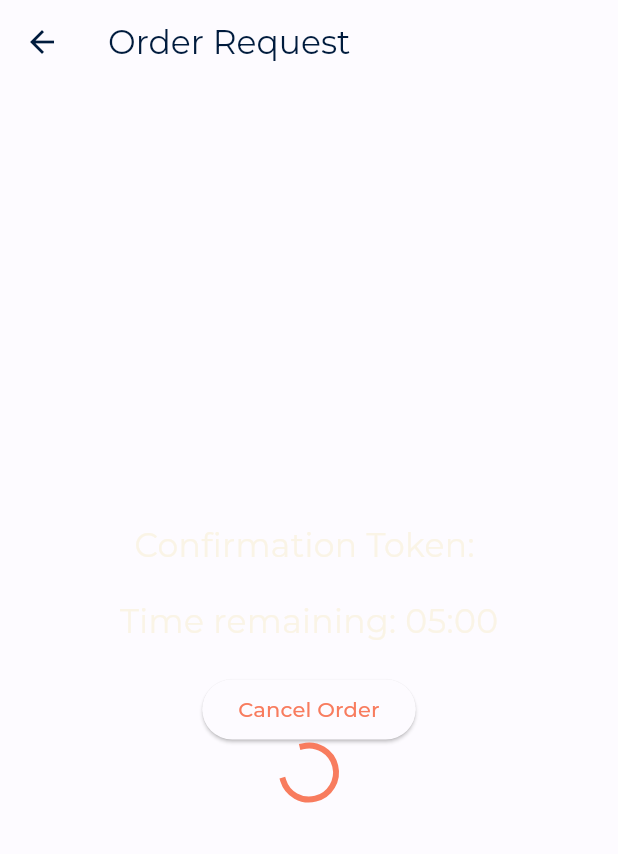
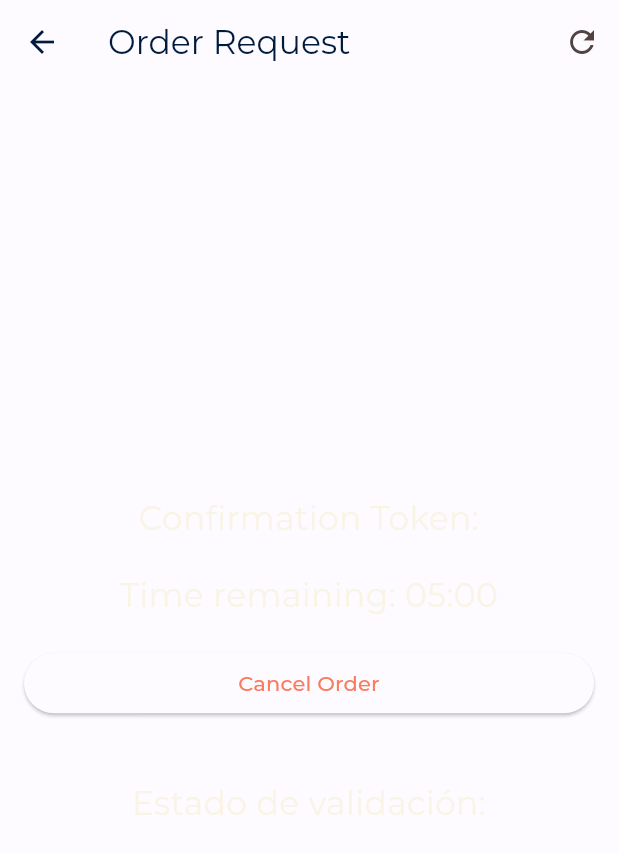
Before and after one commit to PRY20241061-Braco-Carrillo/Mobile-P20241061, a Flutter app: the OrderRequestScreen screen opened directly with empty values, on a phone screen of 412 x 824 dp. Shown: the top 854 px of the screen. Run offline on Flutter 3.47's test engine with Material 3 defaults, Android fonts, the phone set to English and light mode, and no system bars; our stand-ins replace cached_network_image, dio, easy_localization, flutter_cache_manager, flutter_secure_storage, flutter_svg and 13 more; missing offline and left inert: ar_flutter_plugin, flutter_archive; accounts and stored records are empty.

Commit message:
feat: order integration done hooks

```diff
--- a/lib/core/constants/order_bc/order/order.constants.dart
+++ b/lib/core/constants/order_bc/order/order.constants.dart
@@ -1,3 +1,5 @@
 class OrderEndpoints {
   static const String order = "/order";
+  static const String orderRequest = "/order-request";
+  static const String hasValidate = "/hasValidate";
 }
--- /dev/null
+++ b/lib/core/notifiers/order/order/token_has_been_validated.notifier.dart
@@ -0,0 +1,33 @@
+import 'package:hooks_riverpod/hooks_riverpod.dart';
+import '../../../models/base_response.dart';
+import '../../../repository/order_bc/order/order_repository.dart';
+
+final StateNotifierProviderFamily<ValidateTokenNotifier,
+        AsyncValue<BaseResponse<String>>, String>
+    validateTokenNotifierProvider = StateNotifierProvider.family<
+        ValidateTokenNotifier,
+        AsyncValue<BaseResponse<String>>,
+        String>((ref, token) {
+  final orderRepository = ref.read(orderRepositoryProvider);
+  return ValidateTokenNotifier(token, orderRepository);
+});
+
+class ValidateTokenNotifier
+    extends StateNotifier<AsyncValue<BaseResponse<String>>> {
+  final String token;
+  final OrderRepository orderRepository;
+
+  ValidateTokenNotifier(this.token, this.orderRepository)
+      : super(AsyncValue.data(BaseResponse<String>(
+            code: '', data: ''))); // Estado inicial sin cargar datos
+
+  Future<void> validateToken() async {
+    try {
+      state = const AsyncValue.loading();
+      final response = await orderRepository.getTokenHasBeenValidated(token);
+      state = AsyncValue.data(response);
+    } catch (e, stack) {
+      state = AsyncValue.error(e, stack);
+    }
+  }
+}
--- a/lib/modules/order/order_request/order_request_screen.dart
+++ b/lib/modules/order/order_request/order_request_screen.dart
@@ -1,33 +1,59 @@
 import 'package:flutter/material.dart';
 import 'package:go_router/go_router.dart';
 import 'package:hooks_riverpod/hooks_riverpod.dart';
-import 'package:quickalert/quickalert.dart';
+import "package:quickalert/quickalert.dart";
 
 import "../../../config/routes/routes.dart";
 import "../../../core/models/base_response.dart";
+import "../../../core/notifiers/order/order/token_has_been_validated.notifier.dart";
 import "../../../core/notifiers/order/order_request/cancel_order_request.notifier.dart";
+import "../../../shared/widgets/order/order_progress/confirmation_token.dart";
+import "../../../shared/widgets/order/order_progress/order_cancel_order_state.dart";
+import "../../../shared/widgets/order/order_progress/order_validation_status.dart";
+import "../../../shared/widgets/order/order_progress/remaining_time.dart";
 import 'providers/order_in_progress.notifier.dart';
+
+class OrderLoadingNotifier extends StateNotifier<bool> {
+  OrderLoadingNotifier() : super(false);
+
+  void startLoading() => state = true;
+  void stopLoading() => state = false;
+}
+
+final orderLoadingProvider =
+    StateNotifierProvider<OrderLoadingNotifier, bool>((ref) {
+  return OrderLoadingNotifier();
+});
 
 class OrderRequestScreen extends ConsumerWidget {
   final String confirmationToken;
 
   const OrderRequestScreen({super.key, required this.confirmationToken});
 
-  String _getFormattedTime(int remainingTime) {
-    final String minutes = (remainingTime ~/ 60).toString().padLeft(2, "0");
-    final String seconds = (remainingTime % 60).toString().padLeft(2, "0");
-    return "$minutes:$seconds";
+  @override
+  Widget build(BuildContext context, WidgetRef ref) {
+    final OrderInProgressState orderState = ref.watch(orderInProgressProvider);
+    final int remainingTime = orderState.remainingTime;
+    final AsyncValue<BaseResponse<String>> cancelOrderState =
+        ref.watch(cancelOrderRequestNotifierProvider);
+
+    void handleExpiredOrder() {
+      QuickAlert.show(
+        context: context,
+        type: QuickAlertType.warning,
+        text:
+            'El tiempo de expiración del token ya venció. Por favor, genere su orden nuevamente.',
+        onConfirmBtnTap: () {
+          if (GoRouter.of(context).canPop()) {
+            GoRouter.of(context).pop();
+          } else {
+            GoRouter.of(context).go(AppRoutes.cart);
+          }
+        },
+      );
     }
 
-  @override
-  Widget build(BuildContext context, WidgetRef ref) {
-    final orderState = ref.watch(orderInProgressProvider);
-    final remainingTime = orderState.remainingTime;
-    final cancelOrderState = ref.watch(cancelOrderRequestNotifierProvider);
-
-    Future<void> _cancelOrder(BuildContext context, WidgetRef ref) async {
-      print("Cancelling order...");
-      print(orderState.orderId);
+    Future<void> cancelOrder(BuildContext context, WidgetRef ref) async {
       if (orderState.inProgress &&
           orderState.remainingTime > 0 &&
           orderState.token.isNotEmpty) {
@@ -35,22 +61,34 @@ class OrderRequestScreen extends ConsumerWidget {
             .read(cancelOrderRequestNotifierProvider.notifier)
             .cancelOrder(orderState.orderId);
       } else {
-        ref.read(cancelOrderRequestNotifierProvider.notifier).state =
-            AsyncValue<BaseResponse<String>>.error(
-                Exception("No active order to cancel!"), StackTrace.current);
+        handleExpiredOrder();
       }
+    }
+
+    Future<void> refreshValidation(BuildContext context, WidgetRef ref) async {
+      await ref
+          .read(validateTokenNotifierProvider(orderState.orderId).notifier)
+          .validateToken();
     }
 
     ref.listen<AsyncValue<BaseResponse<String>>>(
       cancelOrderRequestNotifierProvider,
-      (_, state) {
-        state.when(
-          data: (response) {
-            if (response.code == "DELETED") {
+      (previous, next) {
+        next.when(
+          data: (BaseResponse<String> response) {
+            ref.read(orderLoadingProvider.notifier).stopLoading();
+            Navigator.of(context).pop(); // Cierra el diálogo de carga
             QuickAlert.show(
               context: context,
               type: QuickAlertType.success,
               text: 'Order has been cancelled successfully!',
+              onConfirmBtnTap: () {
+                if (GoRouter.of(context).canPop()) {
+                  GoRouter.of(context).pop();
+                } else {
+                  GoRouter.of(context).go(AppRoutes.cart);
+                }
+              },
             ).then((_) {
               if (GoRouter.of(context).canPop()) {
                 GoRouter.of(context).pop();
@@ -58,46 +96,75 @@ class OrderRequestScreen extends ConsumerWidget {
                 GoRouter.of(context).go(AppRoutes.cart);
               }
             });
-            }
           },
           loading: () {
-            // Show loading indicator if needed
+            ref.read(orderLoadingProvider.notifier).startLoading();
+            showDialog(
+              context: context,
+              barrierDismissible: false,
+              builder: (BuildContext context) {
+                return const Center(
+                  child: CircularProgressIndicator(),
+                );
               },
-          error: (error, _) {
+            );
+          },
+          error: (Object error, _) {
+            ref.read(orderLoadingProvider.notifier).stopLoading();
+            Navigator.of(context).pop(); // Cierra el diálogo de carga
             QuickAlert.show(
               context: context,
               type: QuickAlertType.error,
-              text: error.toString(),
-            );
+              text:
+                  'Error al cancelar la orden. Por favor, inténtelo nuevamente.',
+              onConfirmBtnTap: () {
+                Navigator.pop(context);
+              },
+            ).then((_) {
+              Navigator.pop(context); // Cierra el diálogo de error
+            });
           },
         );
       },
     );
 
+    ref.listen<OrderInProgressState>(orderInProgressProvider, (_, state) {
+      if (state.remainingTime <= 0) {
+        handleExpiredOrder();
+      }
+    });
+
     return Scaffold(
-      appBar: AppBar(title: const Text("Order Request")),
-      body: Center(
-        child: Column(
-          mainAxisAlignment: MainAxisAlignment.center,
-          children: <Widget>[
-            Text("Confirmation Token: $confirmationToken",
-                style: TextStyle(
-                    color: Theme.of(context).colorScheme.primaryContainer,
-                    fontSize:
-                        Theme.of(context).textTheme.titleLarge!.fontSize)),
+      appBar: AppBar(
+        title: const Text("Order Request"),
+        actions: [
+          IconButton(
+            icon: const Icon(Icons.refresh),
+            onPressed: () => refreshValidation(context, ref),
+          ),
+        ],
+      ),
+      body: RefreshIndicator(
+        onRefresh: () => refreshValidation(context, ref),
+        child: Center(
+          child: ListView(
+            shrinkWrap: true,
+            padding: const EdgeInsets.all(16.0),
+            children: [
+              ConfirmationTokenWidget(confirmationToken: confirmationToken),
               const SizedBox(height: 20),
-            Text("Time remaining: ${_getFormattedTime(remainingTime)}",
-                style: TextStyle(
-                    color: Theme.of(context).colorScheme.primaryContainer,
-                    fontSize:
-                        Theme.of(context).textTheme.titleLarge!.fontSize)),
+              RemainingTimeWidget(remainingTime: remainingTime),
               const SizedBox(height: 20),
               ElevatedButton(
-              onPressed: () => _cancelOrder(context, ref),
+                onPressed: () => cancelOrder(context, ref),
                 child: const Text("Cancel Order"),
               ),
-            if (cancelOrderState.isLoading) const CircularProgressIndicator(),
+              const SizedBox(height: 20),
+              CancelOrderStateWidget(cancelOrderState: cancelOrderState),
+              const SizedBox(height: 20),
+              ValidationStatusWidget(orderId: orderState.orderId),
             ],
+          ),
         ),
       ),
     );
--- /dev/null
+++ b/lib/shared/widgets/order/order_progress/confirmation_token.dart
@@ -0,0 +1,19 @@
+import "package:flutter/material.dart";
+
+class ConfirmationTokenWidget extends StatelessWidget {
+  final String confirmationToken;
+
+  const ConfirmationTokenWidget({required this.confirmationToken});
+
+  @override
+  Widget build(BuildContext context) {
+    return Text(
+      "Confirmation Token: $confirmationToken",
+      textAlign: TextAlign.center,
+      style: TextStyle(
+        color: Theme.of(context).colorScheme.primaryContainer,
+        fontSize: Theme.of(context).textTheme.titleLarge!.fontSize,
+      ),
+    );
+  }
+}
--- /dev/null
+++ b/lib/shared/widgets/order/order_progress/order_validation_status.dart
@@ -0,0 +1,45 @@
+import "package:flutter/material.dart";
+import "package:hooks_riverpod/hooks_riverpod.dart";
+
+import "../../../../core/notifiers/order/order/token_has_been_validated.notifier.dart";
+
+class ValidationStatusWidget extends ConsumerWidget {
+  final String orderId;
+
+  const ValidationStatusWidget({required this.orderId});
+
+  @override
+  Widget build(BuildContext context, WidgetRef ref) {
+    final validationState = ref.watch(validateTokenNotifierProvider(orderId));
+    return validationState.when(
+      data: (response) {
+        String message;
+        if (response?.data == 'VALIDATED') {
+          message = "Validacion exitosa, su orden esta en progreso";
+        } else if (response?.data == 'NOT_VALIDATED') {
+          message = "Validacion pendiente, contacte con el mozo más cercano";
+        } else {
+          message = "Estado de validación: ${response?.data ?? 'No validado'}";
+        }
+
+        return Text(
+          message,
+          textAlign: TextAlign.center,
+          style: TextStyle(
+            color: Theme.of(context).colorScheme.primaryContainer,
+            fontSize: Theme.of(context).textTheme.titleLarge!.fontSize,
+          ),
+        );
+      },
+      loading: () => const CircularProgressIndicator(),
+      error: (error, stack) => Text(
+        "Error al validar el token. Por favor, inténtelo nuevamente.",
+        textAlign: TextAlign.center,
+        style: TextStyle(
+          color: Theme.of(context).colorScheme.error,
+          fontSize: Theme.of(context).textTheme.titleLarge!.fontSize,
+        ),
+      ),
+    );
+  }
+}
--- /dev/null
+++ b/lib/shared/widgets/order/order_progress/remaining_time.dart
@@ -0,0 +1,25 @@
+import "package:flutter/material.dart";
+
+class RemainingTimeWidget extends StatelessWidget {
+  final int remainingTime;
+
+  const RemainingTimeWidget({required this.remainingTime});
+
+  String _getFormattedTime(int remainingTime) {
+    final String minutes = (remainingTime ~/ 60).toString().padLeft(2, "0");
+    final String seconds = (remainingTime % 60).toString().padLeft(2, "0");
+    return "$minutes:$seconds";
+  }
+
+  @override
+  Widget build(BuildContext context) {
+    return Text(
+      "Time remaining: ${_getFormattedTime(remainingTime)}",
+      textAlign: TextAlign.center,
+      style: TextStyle(
+        color: Theme.of(context).colorScheme.primaryContainer,
+        fontSize: Theme.of(context).textTheme.titleLarge!.fontSize,
+      ),
+    );
+  }
+}
```
Also changed, not shown: lib/core/repository/order_bc/order/order_repository.dart (+12 -0 lines), lib/modules/cart/cart_screen.dart (+9 -9 lines), lib/shared/widgets/order/order_progress/order_cancel_order_state.dart (added, +26 -0 lines). Lines whose indentation alone changed are shown as unchanged.
